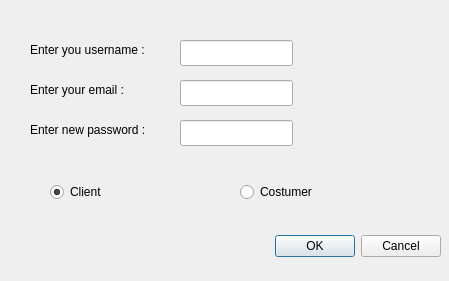
The window that AP/forgot_pass_dialog.ui (AP-projects-4001/Guys) describes before a commit, drawn with Qt 5.
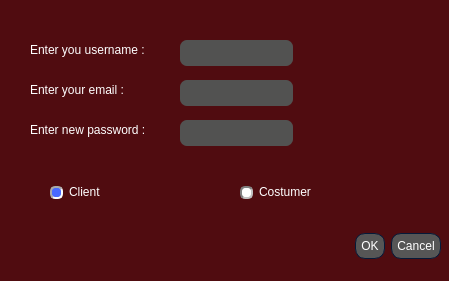
The same window after the commit. Icons and pictures are not drawn.

Diff of the .ui file:
```diff
--- a/AP/forgot_pass_dialog.ui
+++ b/AP/forgot_pass_dialog.ui
@@ -13,6 +13,711 @@
   <property name="windowTitle">
    <string>Dialog</string>
   </property>
+  <property name="styleSheet">
+   <string notr="true">
+QWidget
+{
+	background-color: #500c10;
+	color: #ffffff;
+	border-color: #051a39;
+
+}
+
+
+QLabel
+{
+	background-color: transparent;
+	color: #ffffff;
+
+}
+
+
+QToolTip
+{
+	border : 1px solid #500c10;
+	background-color: #26264f;
+	color: #ffffff;
+	border-color: #051a39;
+
+}
+QPushButton
+{
+	background-color: #565656;
+	color: #ffffff;
+	border-style: solid;
+	border-width: 1px;
+	border-radius: 10px;
+	border-color: #051a39;
+	padding: 5px;
+
+}
+
+
+QPushButton::disabled
+{
+	background-color: #404040;
+	color: #656565;
+	border-color: #051a39;
+
+}
+
+
+QPushButton::hover
+{
+	background-color: #8399ff;
+	color: #ffffff;
+	border-style: solid;
+	border-width: 1px;
+	border-radius: 10px;
+	border-color: #051a39;
+	padding: 5px;
+}
+
+
+QPushButton::pressed
+{
+	background-color: #4969ff;
+	color: #ffffff;
+	border-style: solid;
+	border-width: 1px;
+	border-radius: 10px;
+	border-color: #051a39;
+	padding: 5px;
+
+}
+
+QComboBox
+{
+    background-color: #565656;
+    border: 1px solid;
+    border-radius: 3px;
+    padding-left: 6px;
+    color: #ffffff;
+    height: 20px;
+
+}
+
+
+QComboBox::disabled
+{
+	background-color: #404040;
+	color: #656565;
+	border-color: #051a39;
+
+}
+
+
+QComboBox:hover
+{
+    background-color: #8399ff;
+}
+
+
+QComboBox:on
+{
+    background-color: #4969ff;
+
+}
+
+
+QComboBox QAbstractItemView
+{
+    background-color: #383838;
+    color: #ffffff;
+    border: 1px solid black;
+    selection-background-color: #4969ff;
+    selection-color: #ffffff;
+    outline: 0;
+
+}
+
+QComboBox::drop-down
+{
+    subcontrol-origin: padding;
+    subcontrol-position: top right;
+    width: 15px;
+    border-left-width: 0px;
+    border-left-color: darkgray;
+    border-left-style: solid; 
+    border-top-right-radius: 3px; 
+    border-bottom-right-radius: 3px;
+
+}
+
+
+QComboBox::down-arrow
+{
+    image: url(://arrow-down.png);
+    width: 8px;
+    height: 8px;
+}
+
+
+QSpinBox
+{
+	background-color: #525251;
+	color: #ffffff;
+	border: 1px solid #051a39;
+	border-radius: 3px;
+	padding : 2px;
+}
+
+QLineEdit
+{
+	background-color: #525251;
+	color: #ffffff;
+	border-width: 1px;
+	border-radius: 7px;
+	border-color: #051a39;
+	padding: 2px;
+
+}
+
+QLineEdit::disabled
+{
+	background-color: #404040;
+	color: #656565;
+	border-width: 1px;
+	border-radius: 7px;
+	border-color: #051a39;
+	padding: 2px;
+
+}
+
+QTextEdit
+{
+	background-color: #ffffff;
+	color: #010201;
+	border-color: #051a39;
+
+}
+
+
+QTextEdit::disabled
+{
+	background-color: #404040;
+	color: #656565;
+	border-color: #051a39;
+
+}
+
+QCheckBox::indicator
+{
+    color: #b1b1b1;
+    background-color: #323232;
+    border: 1px solid #b1b1b1;
+    width: 12px;
+    height: 12px;
+
+}
+
+
+QCheckBox::indicator:checked
+{
+    image:url(://checkbox.png);
+    border: 1px solid #565656;
+
+}
+
+
+QCheckBox::disabled
+{
+	color: #656565;
+
+}
+
+
+QCheckBox::indicator:disabled
+{
+	background-color: #656565;
+	color: #656565;
+    border: 1px solid #656565;
+
+}
+
+
+QRadioButton::indicator::unchecked
+{ 
+	border: 2px inset gray; 
+	border-radius: 5px; 
+	background-color:  #fff;
+	width: 9px; 
+	height: 9px; 
+
+}
+
+
+QRadioButton::indicator::unchecked:hover
+{ 
+	border: 2px solid #565656; 
+	border-radius: 5px; 
+	background-color:  #fff;
+	width: 9px; 
+	height: 9px; 
+
+}
+
+
+QRadioButton::indicator::checked
+{ 
+	border: 2px inset darkgray; 
+	border-radius: 5px; 
+	background-color: #4969ff; 
+	width: 9px; 
+	height: 9px; 
+
+}
+
+
+QRadioButton::disabled
+{
+	color: #656565;
+
+}
+
+
+QRadioButton::indicator:disabled
+{
+	background-color: #656565;
+	color: #656565;
+    border: 2px solid #656565;
+
+}
+
+
+QTableView
+{
+    background-color: #242526;
+    border: 1px solid #32414B;
+    color: #f0f0f0;
+    gridline-color: #8faaff;
+    outline : 0;
+
+}
+
+
+QTableView::disabled
+{
+    background-color: #242526;
+    border: 1px solid #32414B;
+    color: #656565;
+    gridline-color: #656565;
+    outline : 0;
+
+}
+
+
+QTableView::item:hover 
+{
+    background-color: #26264f;
+    color: #f0f0f0;
+
+}
+
+
+QTableView::item:selected 
+{
+    background-color: #1a1b1c;
+    border: 2px solid #4969ff;
+    color: #F0F0F0;
+
+}
+
+
+QTableView::item:selected:disabled
+{
+    background-color: #1a1b1c;
+    border: 2px solid #525251;
+    color: #656565;
+
+}
+
+
+QTableCornerButton::section
+{
+    background-color: #505050;
+    color: #fff;
+
+}
+
+
+QHeaderView::section
+{
+    background-color: #525251;
+    color: #fff;
+    text-align: left;
+	padding: 4px;
+	
+}
+
+
+QHeaderView::section:disabled
+{
+    background-color: #525251;
+    color: #656565;
+
+}
+
+
+
+
+
+
+QHeaderView::section::vertical::first,
+QHeaderView::section::vertical::only-one
+{
+    border-top: 1px solid #353635;
+
+}
+
+
+QHeaderView::section::vertical
+{
+    border-top: 1px solid #353635;
+
+}
+
+
+QHeaderView::section::horizontal::first,
+QHeaderView::section::horizontal::only-one
+{
+    border-left: 1px solid #353635;
+
+}
+
+
+QHeaderView::section::horizontal
+{
+    border-left: 1px solid #353635;
+
+}
+
+
+QTabBar::tab
+{
+	background-color: #262626;
+	color: #ffffff;
+	border-style: solid;
+	border-width: 1px;
+	border-top-left-radius: 3px;
+	border-top-right-radius: 3px;
+	border-color: #051a39;
+	padding: 5px;
+
+}
+
+
+QTabBar::tab:disabled
+{
+	background-color: #656565;
+	color: #656565;
+}
+
+
+QTabWidget::pane 
+{
+	background-color: #262626;
+	color: #ffffff;
+    border: 1px solid;
+    border-color: #565656;
+
+}
+
+
+QTabBar::tab:selected
+{
+    background-color: #565656;
+	color: #ffffff;
+	border-style: solid;
+	border-width: 1px;
+	border-top-left-radius: 3px;
+	border-top-right-radius: 3px;
+	border-color: #051a39;
+	padding: 5px;
+
+}
+
+
+QTabBar::tab:selected:disabled
+{
+	background-color: #404040;
+	color: #656565;
+
+}
+
+
+QTabBar::tab:!selected 
+{
+    background-color: #262626;
+
+}
+
+
+QTabBar::tab:!selected:hover 
+{
+    background-color: #8399ff;
+
+}
+
+
+QTabBar::tab:top:!selected 
+{
+    margin-top: 3px;
+
+}
+
+
+QTabBar::tab:bottom:!selected 
+{
+    margin-bottom: 3px;
+
+}
+
+
+QTabBar::tab:top, QTabBar::tab:bottom 
+{
+    min-width: 8ex;
+    margin-right: -1px;
+    padding: 5px 10px 5px 10px;
+
+}
+
+
+QTabBar::tab:top:selected 
+{
+    border-bottom-color: none;
+
+}
+
+
+QTabBar::tab:bottom:selected 
+{
+    border-top-color: none;
+
+}
+
+
+QTabBar::tab:top:last, QTabBar::tab:bottom:last,
+QTabBar::tab:top:only-one, QTabBar::tab:bottom:only-one 
+{
+    margin-right: 0;
+
+}
+
+
+QTabBar::tab:left:!selected 
+{
+    margin-right: 3px;
+
+}
+
+
+QTabBar::tab:right:!selected
+{
+    margin-left: 3px;
+
+}
+
+
+QTabBar::tab:left, QTabBar::tab:right 
+{
+    min-height: 8ex;
+    margin-bottom: -1px;
+    padding: 10px 5px 10px 5px;
+
+}
+
+
+QTabBar::tab:left:selected 
+{
+    border-left-color: none;
+
+}
+
+
+QTabBar::tab:right:selected 
+{
+    border-right-color: none;
+
+}
+
+
+QTabBar::tab:left:last, QTabBar::tab:right:last,
+QTabBar::tab:left:only-one, QTabBar::tab:right:only-one 
+{
+    margin-bottom: 0;
+
+}
+
+
+QScrollBar:horizontal
+{
+    border: 1px solid #222222;
+    background-color: #3d3d3d;
+    height: 13px;
+    margin: 0px 16px 0 16px;
+
+}
+
+
+QScrollBar::handle:horizontal
+{
+    background: #565656;
+    min-height: 20px;
+
+}
+
+
+QScrollBar::add-line:horizontal
+{
+    border: 1px solid #1b1b19;
+    background-color: #565656;
+    width: 14px;
+    subcontrol-position: right;
+    subcontrol-origin: margin;
+
+}
+
+
+QScrollBar::sub-line:horizontal
+{
+    border: 1px solid #1b1b19;
+    background-color: #565656;
+    width: 14px;
+    subcontrol-position: left;
+    subcontrol-origin: margin;
+
+}
+
+
+QScrollBar::right-arrow:horizontal
+{
+    width: 6px;
+    height: 6px;
+
+}
+
+
+QScrollBar::left-arrow:horizontal
+{
+    width: 6px;
+    height: 6px;
+
+}
+
+
+QScrollBar::add-page:horizontal, QScrollBar::sub-page:horizontal
+{
+    background: none;
+
+}
+
+
+QScrollBar:vertical
+{
+    background-color: #3d3d3d;
+    width: 13px;
+    margin: 16px 0 16px 0;
+    border: 1px solid #222222;
+
+}
+
+
+QScrollBar::handle:vertical
+{
+    background-color: #565656;
+    min-height: 20px;
+
+}
+
+
+QScrollBar::add-line:vertical
+{
+    border: 1px solid #1b1b19;
+    background-color: #565656;
+    height: 14px;
+    subcontrol-position: bottom;
+    subcontrol-origin: margin;
+
+}
+
+
+QScrollBar::sub-line:vertical
+{
+    border: 1px solid #1b1b19;
+    background-color: #565656;
+    height: 14px;
+    subcontrol-position: top;
+    subcontrol-origin: margin;
+
+}
+
+
+QScrollBar::up-arrow:vertical
+{
+    width: 6px;
+    height: 6px;
+
+}
+
+
+QScrollBar::down-arrow:vertical
+{
+    width: 6px;
+    height: 6px;
+
+}
+
+
+QScrollBar::add-page:vertical, QScrollBar::sub-page:vertical
+{
+    background: none;
+
+}
+
+QStatusBar
+{
+	background-color: #565656;
+	color: #ffffff;
+	border-color: #051a39;
+
+}
+
+QCheckBox:disabled
+{
+color: #414141;
+}
+
+QCheckBox::indicator{
+    color: #b1b1b1;
+    background-color: #323232;
+    border: 1px solid #b1b1b1;
+    width:  12px;
+    height:  12px;
+}
+
+QRadioButton::indicator
+{
+    border-radius: 6px;
+}
+
+QCheckBox::indicator:hover
+{
+    border: 1px solid #8399ff;
+}
+
+QCheckBox::indicator:checked
+{
+	border-image: url(:/included_images/Check_mark.png) 0 0 0 0 stretch stretch;
+	background-color: #ffffff;
+}
+
+QCheckBox::indicator:disabled
+{
+    border: 1px solid #444;
+}
+</string>
+  </property>
   <widget class="QDialogButtonBox" name="buttonBox">
    <property name="geometry">
     <rect>
```
